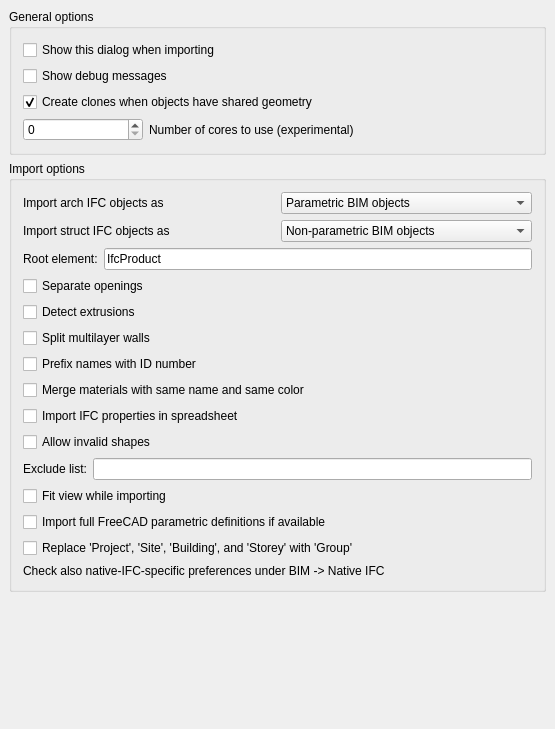
Before: the Qt Designer form src/Mod/BIM/Resources/ui/preferences-ifc.ui in southseact-3d/fcd, drawn with Qt 5.
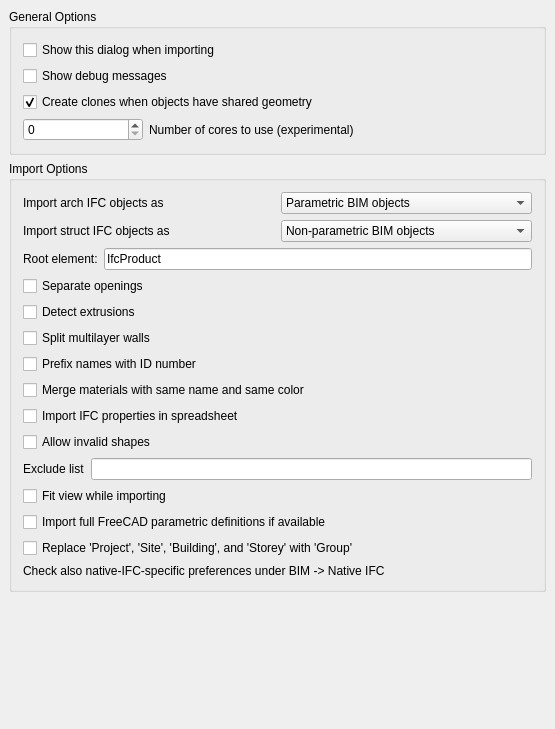
After: the same form once the commit is applied. Custom widgets are drawn as their Qt base class.

The edit to the form file:
```diff
--- a/src/Mod/BIM/Resources/ui/preferences-ifc.ui
+++ b/src/Mod/BIM/Resources/ui/preferences-ifc.ui
@@ -23,7 +23,7 @@
    <item>
     <widget class="QGroupBox" name="groupBox_3">
      <property name="title">
-      <string>General options</string>
+      <string>General Options</string>
      </property>
      <layout class="QVBoxLayout" name="verticalLayout_3">
       <item>
@@ -145,7 +145,7 @@
    <item>
     <widget class="QGroupBox" name="groupBox_2">
      <property name="title">
-      <string>Import options</string>
+      <string>Import Options</string>
      </property>
      <layout class="QVBoxLayout" name="verticalLayout">
       <item>
@@ -389,7 +389,7 @@
         <item>
          <widget class="QLabel" name="label_4">
           <property name="text">
-           <string>Exclude list:</string>
+           <string>Exclude list</string>
           </property>
          </widget>
         </item>
```
Left out of the diff: 14 changed lines with no effect on the pictures.
